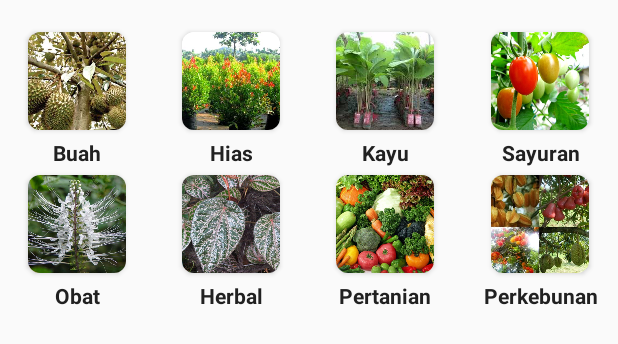
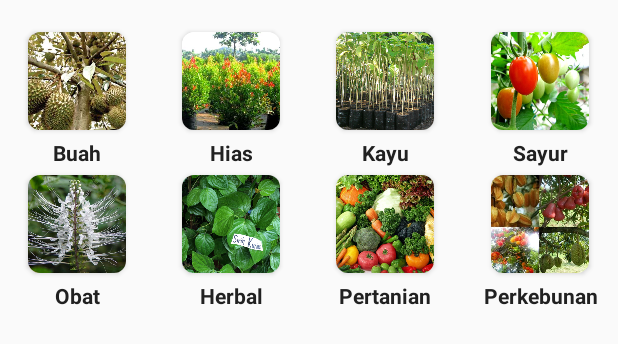
Before and after one commit to manggaraaaa/PTJ-Mobile, an Android app: the layout content_home.xml on its own in the app's theme, with its tools: preview values and no code run, on a phone screen of 412 x 824 dp. Shown: the top 344 px of the screen. Run offline under Robolectric (Android 15) with nearby library versions, the phone set to English and light mode, and no system bars.

Commit message:
resolve icon menu main

```diff
--- a/app/src/main/res/layout/content_home.xml
+++ b/app/src/main/res/layout/content_home.xml
@@ -111,7 +111,7 @@
                         android:layout_width="match_parent"
                         android:layout_height="match_parent"
                         android:layout_centerInParent="true"
-                        android:src="@drawable/ic_pohon" />
+                        android:src="@drawable/ic_kayuan" />
 
                 </android.support.v7.widget.CardView>
 
@@ -160,7 +160,7 @@
                 android:layout_width="match_parent"
                 android:layout_height="match_parent"
                 android:gravity="center"
-                android:text="Sayuran"
+                android:text="Sayur"
                 android:textColor="@color/primary_dark"
                 android:textSize="14sp"
                 android:textStyle="bold" />
@@ -237,7 +237,7 @@
                         android:layout_width="match_parent"
                         android:layout_height="match_parent"
                         android:layout_centerInParent="true"
-                        android:src="@drawable/ic_herbal" />
+                        android:src="@drawable/ic_sirihkuning" />
 
                 </android.support.v7.widget.CardView>
 
```
Also changed, not shown: app/src/main/res/drawable/ic_kayuan.png (added), app/src/main/res/drawable/ic_sirihkuning.png (added).
